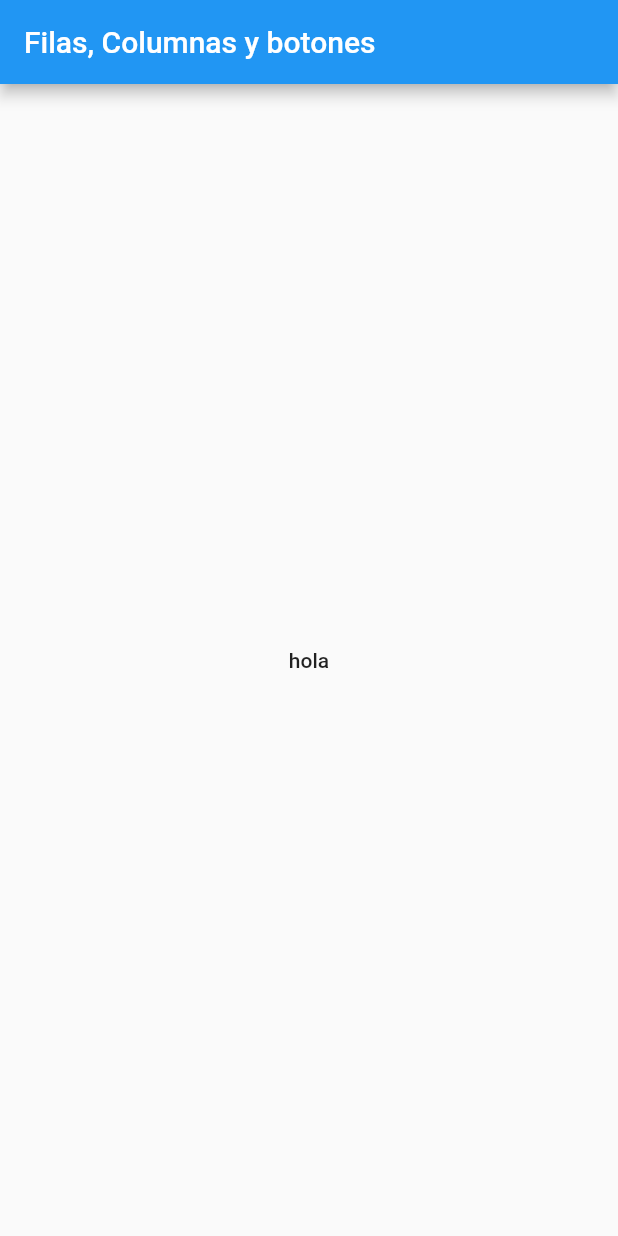
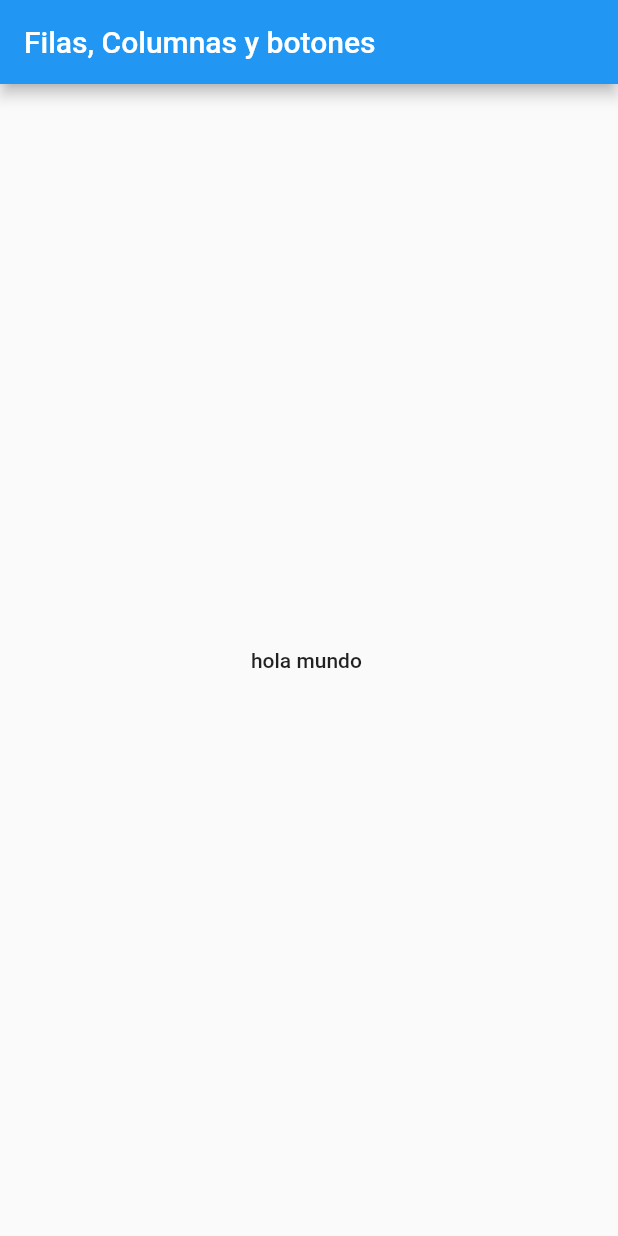
Before and after one commit to SantiagoAlguien/Capacitacion_de_Flutter, a Flutter app: the screen it shows after launch, on a phone screen of 412 x 824 dp. Run offline on Flutter 3.47's test engine with Material 2 defaults, Android fonts, the phone set to English and light mode, and no system bars.

Commit message:
Finalizando capitulo 4

```diff
--- a/helllo_word/lib/main.dart
+++ b/helllo_word/lib/main.dart
@@ -28,7 +28,7 @@ class _InicioState extends State<Inicio> {
       ),
       body: Center(
         child: MaterialButton(
-          child: const Text("hola"),
+          child: const Text("hola mundo "),
           onPressed: (){
             var t = DateTime.now();
             (t);
```
Also changed, not shown: 1 other file.
